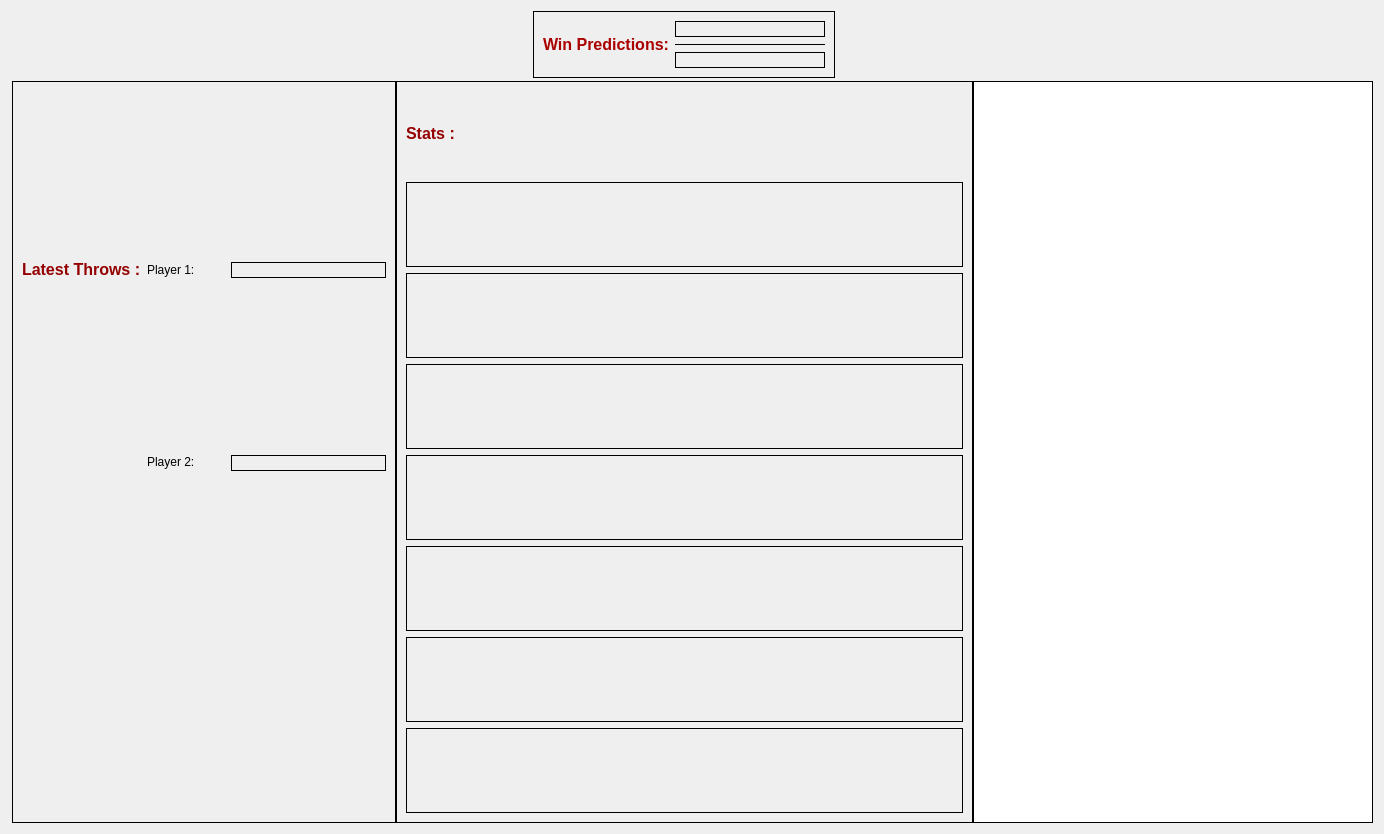
Above: audienceview.ui from dartbois/DartsTheEndIsNigh before the change. Below: the same form after it.
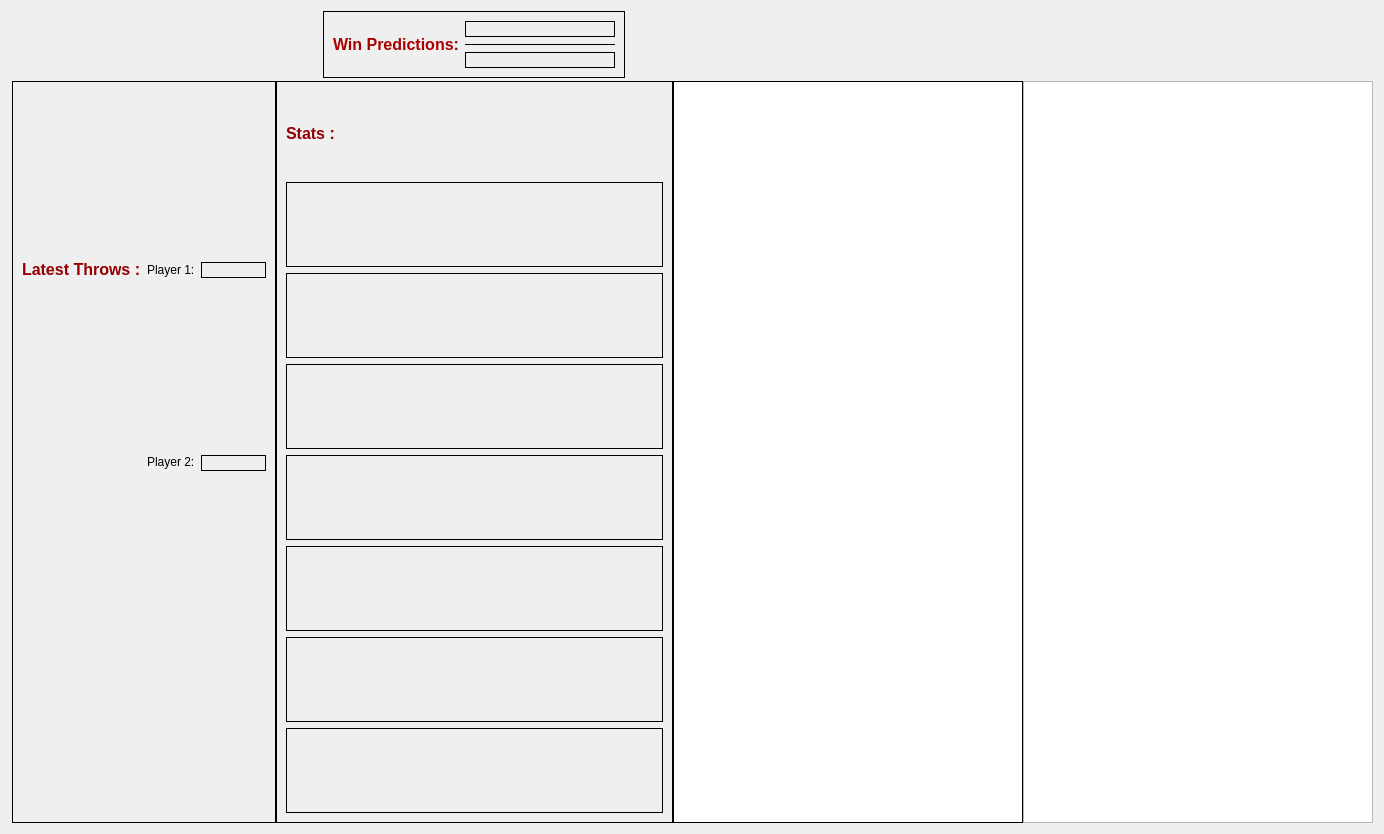
That is the form after the change. Icons and pictures are not drawn.

Patch:
```diff
--- a/audienceview.ui
+++ b/audienceview.ui
@@ -128,10 +128,10 @@
     </widget>
    </item>
    <item row="5" column="5">
-    <widget class="QTableWidget" name="tableWidget">
+    <widget class="QListWidget" name="listWidget">
      <property name="maximumSize">
       <size>
-       <width>400</width>
+       <width>350</width>
        <height>16777215</height>
       </size>
      </property>
@@ -199,7 +199,17 @@
      </layout>
     </widget>
    </item>
-   <item row="3" column="5">
+   <item row="5" column="6">
+    <widget class="QListWidget" name="listWidget_2">
+     <property name="maximumSize">
+      <size>
+       <width>350</width>
+       <height>16777215</height>
+      </size>
+     </property>
+    </widget>
+   </item>
+   <item row="3" column="0">
     <widget class="QLabel" name="label_8">
      <property name="text">
       <string/>
```
Left out of the diff: 169 changed lines with no effect on the pictures.
